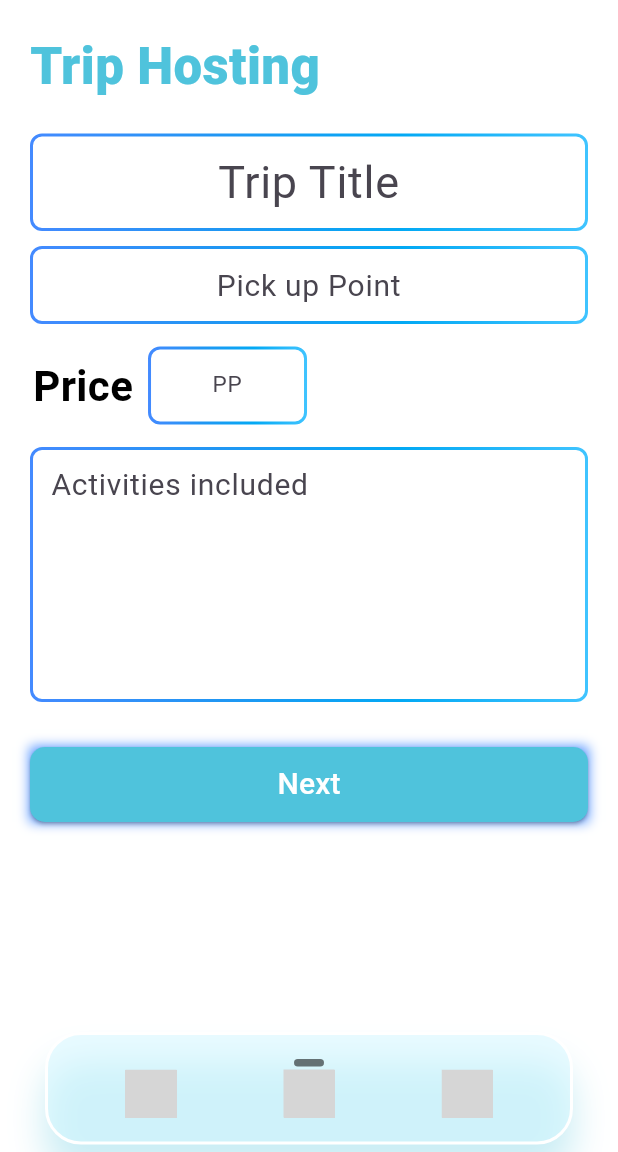
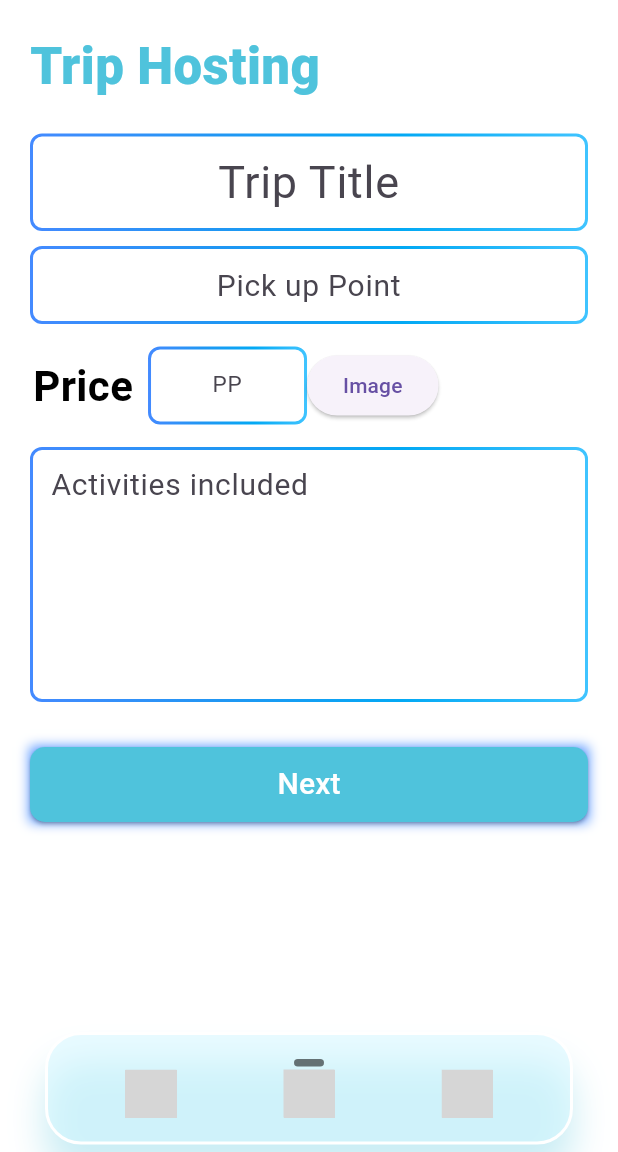
Before and after one commit to AnujLo1c/hum_chale, a Flutter app: the CustomBottomNav screen opened by its route, swiped to page 2, on a phone screen of 412 x 824 dp, the part 84-1236 px from its top. Run offline on Flutter 3.47's test engine with Material 3 defaults, Android fonts, the phone set to English and light mode, and no system bars; drawn by our look-alikes of rive; our stand-ins replace cloud_firestore, email_validator, firebase_auth, firebase_core, firebase_storage, flutter_slidable and 6 more; missing offline and left inert: image_picker_platform_interface; accounts and stored records are empty; generated files the repository leaves out were written again; grey boxes are pictures that could not be loaded.

Commit message:
trip hosting portion complete except trip end date and some stuffs.

```diff
--- a/lib/models/trip.dart
+++ b/lib/models/trip.dart
@@ -1,14 +1,18 @@
+import 'dart:io';
+
 import 'package:cloud_firestore/cloud_firestore.dart';
 
 class Trip{
-  final String title,price,imageurl,activities,pickUpPoint,host;
+  final String title,price,activities,pickUpPoint;
+  final File? pickedImage;
+  String imageurl;
   final DateTime startDate,endDate;
-
+final String? host;
   final int index;
    List<TravelRoute>? travelRoute;
    List<bool>? lodgings;
    List<bool>? transits;
-  Trip(  {required this.startDate, required this.endDate, required this.host,this.lodgings, this.transits,required this.activities, required this.pickUpPoint, this.travelRoute,required this.title, required this.price, required this.imageurl,required this.index});
+  Trip(  {required this.startDate,required this.pickedImage, required this.endDate, required this.host,this.lodgings, this.transits,required this.activities, required this.pickUpPoint, this.travelRoute,required this.title, required this.price, required this.imageurl,required this.index});
 
   void setItinerary(List<TravelRoute>? itineraries) {
     travelRoute=itineraries;
--- a/lib/screens/after_confirmation/ac_home.dart
+++ b/lib/screens/after_confirmation/ac_home.dart
@@ -1,3 +1,4 @@
+import 'dart:io';
 import 'dart:ui';
 
 import 'package:flutter/cupertino.dart';
@@ -16,7 +17,7 @@ import 'package:hum_chale/ui/CustomColors.dart';
 class Achome extends StatelessWidget {
   static var routeName = "ac-home";
    Achome({super.key});
-final Trip trip= Trip(startDate:DateTime.now(),endDate:DateTime.now(),host:"anuj",title: "Goa Tour", price: "12000", index: 5, imageurl: 'sadfdsaf',pickUpPoint:"vijay nagar",activities:"activity1");
+final Trip trip= Trip(pickedImage:null,startDate:DateTime.now(),endDate:DateTime.now(),host:"anuj",title: "Goa Tour", price: "12000", index: 5, imageurl: 'sadfdsaf',pickUpPoint:"vijay nagar",activities:"activity1");
   final TravelRoute temp= TravelRoute(start: "A", dest: "N", time: "17:30", date: DateTime.now());
 
   final TravelRoute temp2=TravelRoute(start: "C", dest: "Na", time: "15:30", date: DateTime.now());
--- a/lib/screens/trip_booking/trip_booking_home.dart
+++ b/lib/screens/trip_booking/trip_booking_home.dart
@@ -91,7 +91,7 @@ class _TripBookingHomeState extends State<TripBookingHome> {
                           itemCount: _foundUsers.length,
                           itemBuilder: (context, index) => GestureDetector(
                             onTap: () {
-                              Trip t = Trip(startDate:DateTime.now(),endDate:DateTime.now(),host:"anuj",
+                              Trip t = Trip(pickedImage:null,startDate:DateTime.now(),endDate:DateTime.now(),host:"anuj",
                                   title: "Goa",
                                   price: "15000",
                                   imageurl:
--- a/lib/screens/trip_hosting/trip_hosting_home.dart
+++ b/lib/screens/trip_hosting/trip_hosting_home.dart
@@ -1,3 +1,6 @@
+import 'dart:io';
+
+import 'package:firebase_auth/firebase_auth.dart';
 import 'package:flutter/cupertino.dart';
 import 'package:flutter/material.dart';
 import 'package:gap/gap.dart';
@@ -7,9 +10,12 @@ import 'package:hum_chale/screens/trip_hosting/trip_itinary.dart';
 import 'package:hum_chale/widget/CustomButton.dart';
 import 'package:hum_chale/widget/Custom_text_field_2.dart';
 import 'package:hum_chale/screens/trip_hosting/trip_itinary.dart';
+import 'package:image_picker/image_picker.dart';
 class TripHostingHome extends StatelessWidget {
   static var routeName= "trip-hosting-home";
+
    TripHostingHome({super.key});
+  dynamic file;
   final TextEditingController TECtitle=TextEditingController();
   final TextEditingController TECpickUpPoint=TextEditingController();
   final TextEditingController TECprice=TextEditingController();
@@ -36,16 +42,30 @@ class TripHostingHome extends StatelessWidget {
               Text("Price",style:  TextStyle(fontSize: 28,color: Colors.black,fontWeight: FontWeight.w600),
               ),Gap(10),
               CustomTextField2(textEditingController: TECprice, hintText: "PP",w: 150,size: size.width/2-100),
+              ElevatedButton(onPressed: (){pickImage(ImageSource.gallery);
+                }, child: Text("Image"))
             ],
           ),
           Gap(15),
           CustomTextField2(textEditingController: TECactivities, hintText: "Activities included", w: 200,height: 5),
           Gap(30),
           CustomButton(onTap: (){
-            Trip trip =Trip(startDate:DateTime.now(),endDate:DateTime.now(),host:"a",activities: TECactivities.text, pickUpPoint: TECpickUpPoint.text, title: TECtitle.text, price: TECprice.text, imageurl: "my trip image", index: 99);
+            Trip trip =Trip(pickedImage:file,startDate:DateTime.now(),endDate:DateTime.now(),host:FirebaseAuth.instance.currentUser!.email,activities: TECactivities.text, pickUpPoint: TECpickUpPoint.text, title: TECtitle.text, price: TECprice.text, imageurl: "my trip image", index: 99);
             Navigator.pushNamed(context,TripItinerary.routeName,arguments: trip);},text: "Next",)
         ],
       ),
     );
   }
+  pickImage(ImageSource imageSource) async {
+    try {
+      final image = await ImagePicker().pickImage(source: imageSource);
+      if (image == null) return -1;
+      final tempImage = File(image.path);
+      file=tempImage;
+    }
+    catch (ex){
+      print(ex.toString());
+      return -1;
+    }
+  }
 }
```
Also changed, not shown: lib/firebase/trip_firestore_storage.dart (+28 -19 lines).
